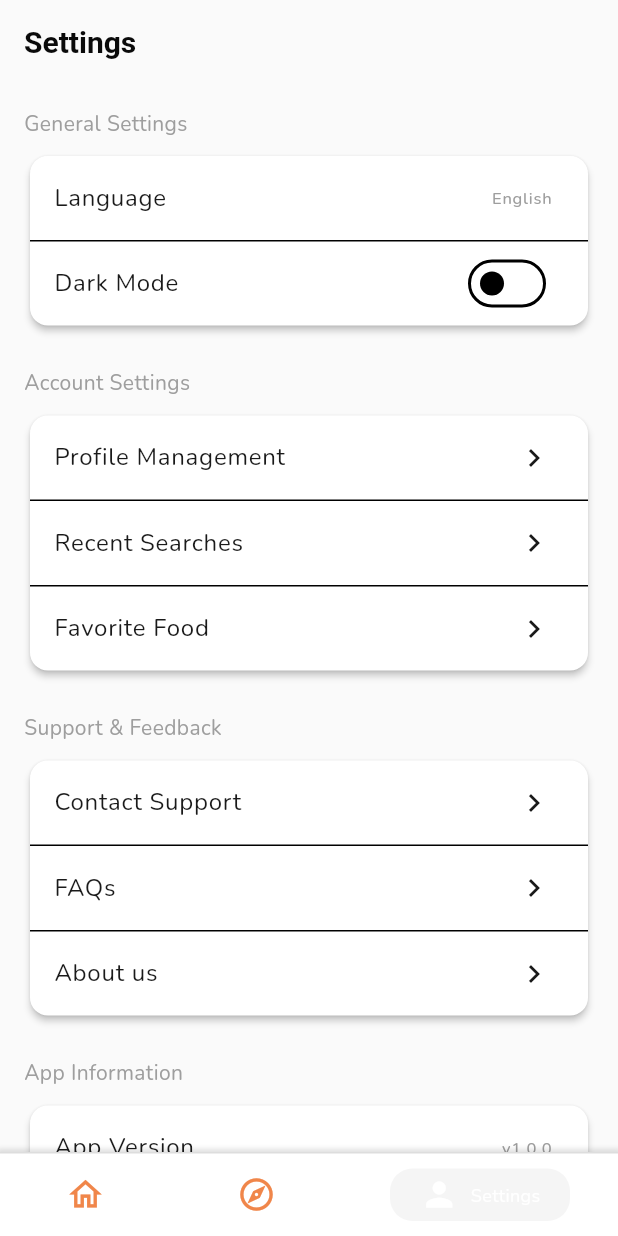
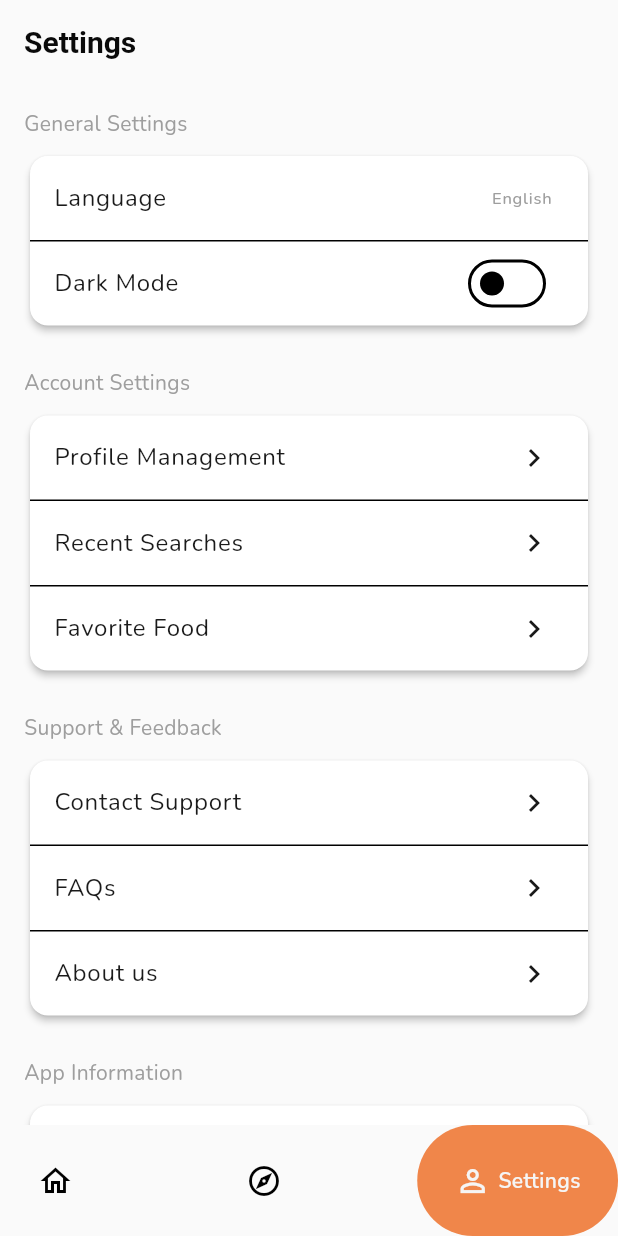
Before and after one commit to truongchanbuu/vfood, a Flutter app: the screen it shows after launch, item 3 of the bottom bar chosen, on a phone screen of 412 x 824 dp. Run offline on Flutter 3.47's test engine with Material 3 defaults, Android fonts, the light colour scheme and no system bars; drawn by our look-alikes of google_nav_bar, persistent_bottom_nav_bar_v2; our stand-ins replace dio, equatable, firebase_auth, firebase_core, flutter_bloc, get_it and 5 more; accounts and stored records are empty.

Commit message:
changed: change navbar package

```diff
--- a/lib/config/routes/app_router.dart
+++ b/lib/config/routes/app_router.dart
@@ -3,15 +3,4 @@ import 'package:go_router/go_router.dart';
 import '../../features/shared/presentations/pages/app_view.dart';
 import 'app_routes.dart';
 
-class AppRouter {
-  static final GoRouter appRouter = GoRouter(
-    initialLocation: '/',
-    routes: [
-      GoRoute(
-        path: AppRoute.home.path,
-        name: AppRoute.home.name,
-        builder: (context, state) => const AppView(),
-      ),
-    ],
-  );
-}
+class AppRouter {}
--- a/lib/features/shared/presentations/pages/app_view.dart
+++ b/lib/features/shared/presentations/pages/app_view.dart
@@ -1,10 +1,10 @@
 import 'package:flutter/material.dart';
-import 'package:persistent_bottom_nav_bar_v2/persistent_bottom_nav_bar_v2.dart';
+import 'package:google_nav_bar/google_nav_bar.dart';
 
 import '../../../../../config/routes/app_routes.dart';
 import '../../../../../cores/constants/colors.dart';
-import '../../../../config/localization/app_localization.dart';
-import '../../../food/presentations/pages/homepage.dart';
+import '../../../../generated/l10n.dart';
+import '../../../../main.dart';
 import '../../../settings/presentations/pages/settings_page.dart';
 
 class AppView extends StatefulWidget {
@@ -15,73 +15,46 @@ class AppView extends StatefulWidget {
 }
 
 class _AppViewState extends State<AppView> {
+  int _currentIndexTab = 0;
+
+  final List<Widget> tabs = [
+    Container(),
+    Container(),
+    const SettingsPage(),
+  ];
+  final List<GButton> navButtons = [
+    GButton(
+      icon: Icons.home_outlined,
+      text: S.current.homepage,
+    ),
+    GButton(
+      icon: Icons.explore_outlined,
+      text: S.current.explore_page,
+    ),
+    GButton(
+      icon: Icons.person_outline,
+      text: S.current.setting_page,
+    ),
+  ];
+
   @override
   Widget build(BuildContext context) {
-    final localization = AppLocalization.current;
-
-    final tabs = <PersistentTabConfig>[
-      _buildTabConfig(
-        screen: const HomePage(),
-        route: AppRoute.home.path,
-        icon: Icons.home,
-        inactiveIcon: Icons.home_outlined,
-        title: localization.homepage,
-      ),
-      _buildTabConfig(
-        screen: const SettingsPage(),
-        route: AppRoute.explore.path,
-        icon: Icons.explore,
-        inactiveIcon: Icons.explore_outlined,
-        title: localization.explore_page,
-      ),
-      _buildTabConfig(
-        screen: const SettingsPage(),
-        route: AppRoute.settings.path,
-        icon: Icons.person,
-        inactiveIcon: Icons.person_outline,
-        title: localization.setting_page,
-      ),
-    ];
-
     return SafeArea(
-      child: PersistentTabView(
-        onTabChanged: (value) {},
-        gestureNavigationEnabled: true,
-        tabs: tabs,
-        navBarBuilder: (navBarConfig) => Style8BottomNavBar(
-          navBarConfig: navBarConfig,
-          navBarDecoration: const NavBarDecoration(
-            border: Border(top: BorderSide(color: AppColors.defaultBorderSide)),
-            boxShadow: [
-              BoxShadow(
-                color: AppColors.defaultElevation,
-                blurRadius: 2,
-                spreadRadius: 2,
-              )
-            ],
-          ),
+      child: Scaffold(
+        body: IndexedStack(
+          index: _currentIndexTab,
+          children: tabs,
+        ),
+        bottomNavigationBar: GNav(
+          tabs: navButtons,
+          activeColor: AppColors.textLight,
+          gap: 5,
+          tabBackgroundColor: AppColors.primary,
+          hoverColor: AppColors.primary,
+          rippleColor: AppColors.primary,
+          onTabChange: (index) => setState(() => _currentIndexTab = index),
         ),
       ),
     );
   }
-
-  PersistentTabConfig _buildTabConfig({
-    required Widget screen,
-    required String route,
-    required IconData icon,
-    required IconData inactiveIcon,
-    required String title,
-  }) {
-    return PersistentTabConfig(
-      screen: screen,
-      navigatorConfig: NavigatorConfig(initialRoute: route),
-      item: ItemConfig(
-        icon: Icon(icon),
-        inactiveIcon: Icon(inactiveIcon, color: AppColors.primary),
-        title: title,
-        activeForegroundColor: AppColors.textLight,
-        activeColorSecondary: AppColors.primary,
-      ),
-    );
-  }
 }
--- a/lib/main.dart
+++ b/lib/main.dart
@@ -3,10 +3,10 @@ import 'package:flutter/material.dart';
 import 'package:flutter_bloc/flutter_bloc.dart';
 
 import 'config/localization/app_localization.dart';
-import 'config/routes/app_router.dart';
 import 'config/themes/app_theme.dart';
 import 'cores/constants/commons.dart';
 import 'features/settings/presentations/bloc/settings_cubit.dart';
+import 'features/shared/presentations/pages/app_view.dart';
 import 'firebase_options.dart';
 import 'injection_container.dart';
 
@@ -37,13 +37,13 @@ class AppContainer extends StatelessWidget {
 
   @override
   Widget build(BuildContext context) {
-    return MaterialApp.router(
+    return MaterialApp(
       debugShowCheckedModeBanner: false,
       title: AppCommons.appName,
       theme: AppTheme.lightTheme,
-      routerConfig: AppRouter.appRouter,
       localizationsDelegates: AppLocalization.delegates,
       supportedLocales: AppLocalization.supportedLanguages,
+      home: const AppView(),
     );
   }
 }
--- a/pubspec.yaml
+++ b/pubspec.yaml
@@ -64,7 +64,7 @@ dependencies:
     sdk: flutter
 
   # UI
-  persistent_bottom_nav_bar_v2: ^5.3.1
+  google_nav_bar: ^5.0.7
 
 dev_dependencies:
   flutter_test:
```
Also changed, not shown: pubspec.lock, 12 other files.
